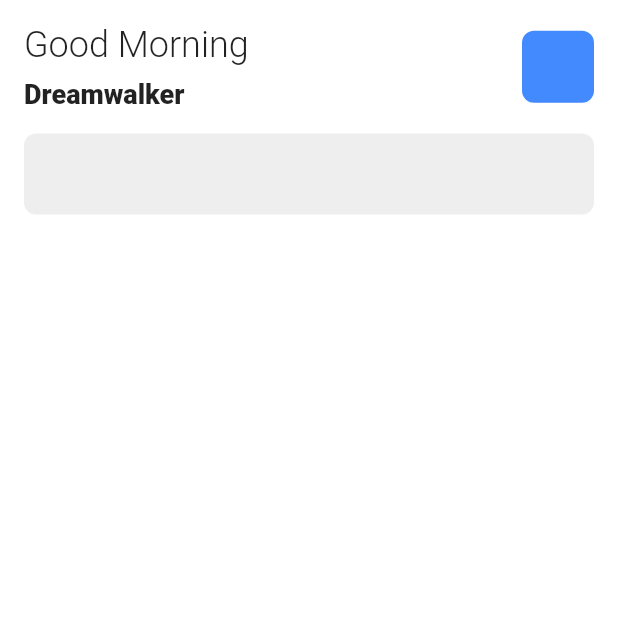
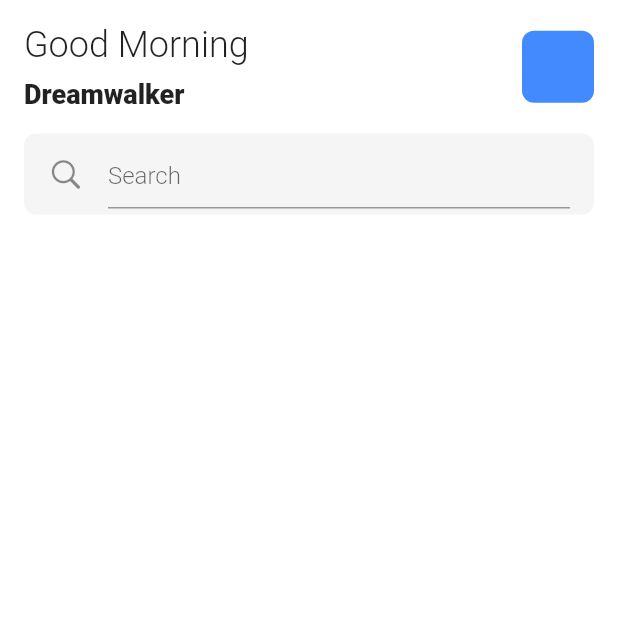
Before and after one commit to JAICHANGPARK/flutter_notebook_19th_story, a Flutter app: the screen it shows after launch, on a phone screen of 412 x 824 dp, the top half of it. Run offline on Flutter 3.47's test engine with Material 2 defaults, Android fonts, the phone set to English and light mode, and no system bars; our stand-ins replace cached_network_image, countup, fl_chart, flutter_riverpod, freezed_annotation, smooth_page_indicator and 1 more.

Commit message:
Update monitoring_main_page.dart

```diff
--- a/lib/ep1127_patient_monitoring_app/src/ui/monitoring_main_page.dart
+++ b/lib/ep1127_patient_monitoring_app/src/ui/monitoring_main_page.dart
@@ -1,3 +1,4 @@
+import 'package:flutter/cupertino.dart';
 import 'package:flutter/material.dart';
 
 class MonitoringMainPage extends StatefulWidget {
@@ -60,8 +61,18 @@ class _MonitoringMainPageState extends State<MonitoringMainPage> {
                 Container(
                   height: 54,
                   decoration: BoxDecoration(
-                    color: Colors.grey[200],
+                    color: Colors.grey[100],
                     borderRadius: BorderRadius.circular(8),
+                  ),
+                  padding: EdgeInsets.symmetric(horizontal: 16, vertical: 4),
+                  child: TextField(
+                    decoration: InputDecoration(
+                      icon: Icon(CupertinoIcons.search),
+                      hintText: "Search",
+                      hintStyle: TextStyle(
+                        fontWeight: FontWeight.w300
+                      )
+                    ),
                   ),
                 )
               ],
```
